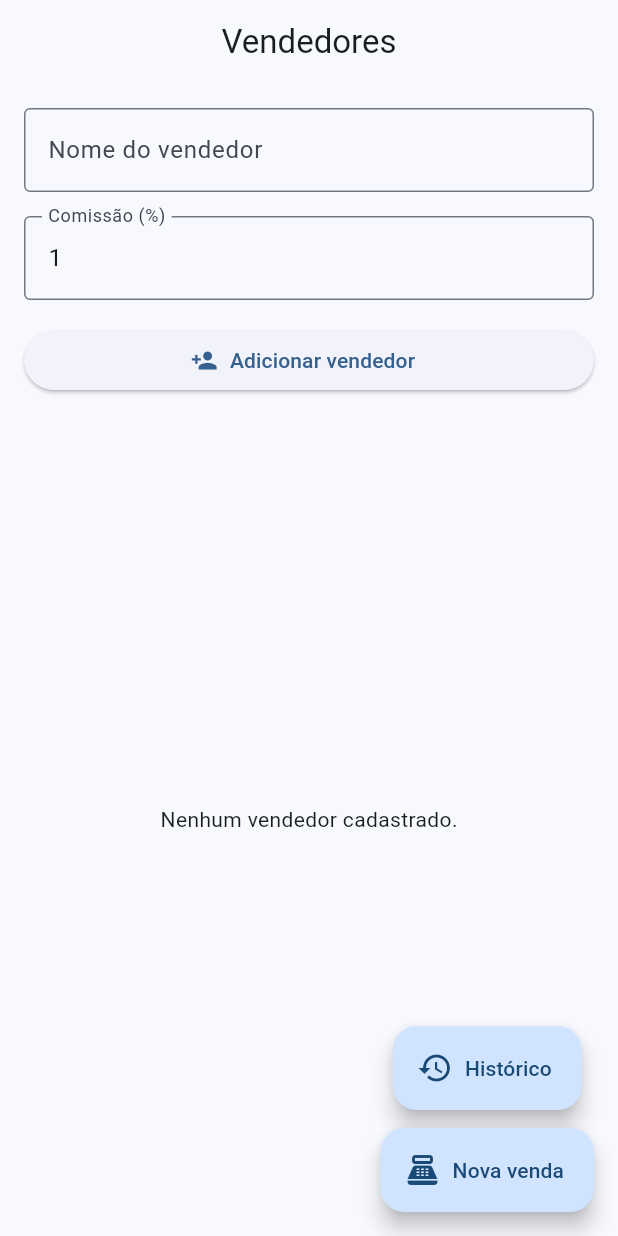
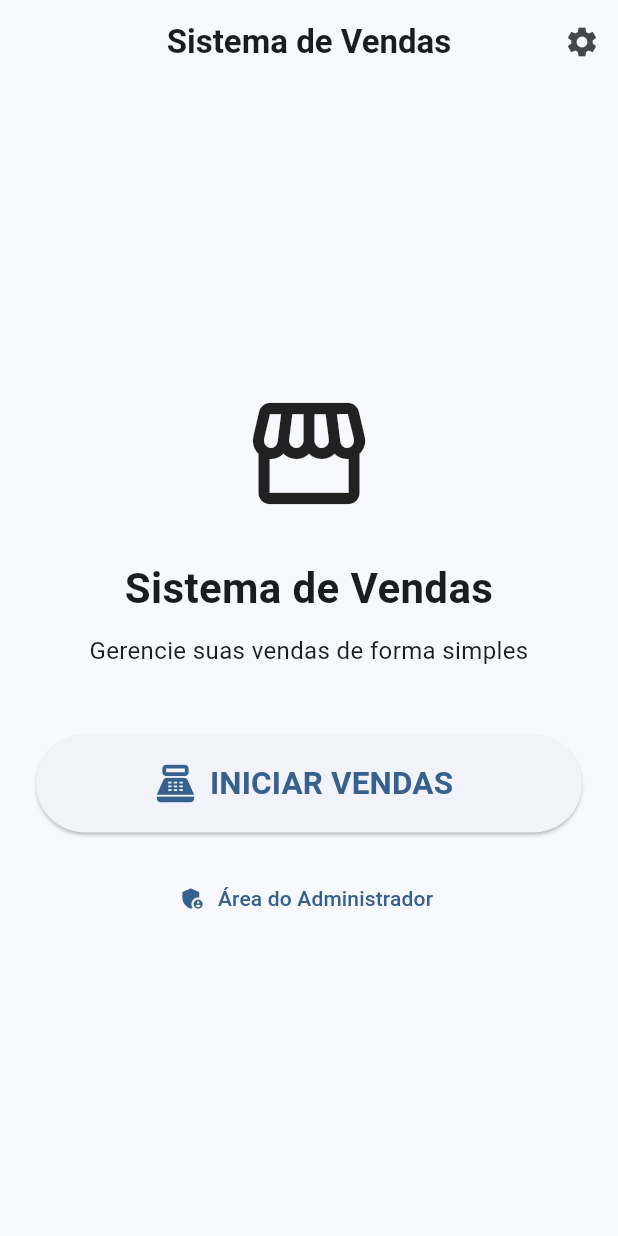
Before and after one commit to jefersonjose69-code/vendas-app, a Flutter app: the screen it shows after launch, on a phone screen of 412 x 824 dp. Run offline on Flutter 3.47's test engine with Material 3 defaults, Android fonts, the phone set to English and light mode, and no system bars; our stand-ins replace sqflite; accounts and stored records are empty.

Commit message:
Update main.dart

```diff
--- a/lib/main.dart
+++ b/lib/main.dart
@@ -21,23 +21,210 @@ class SistemaVendasApp extends StatelessWidget {
         ),
         useMaterial3: true,
       ),
-      home: const VendedoresPage(),
+      home: const TelaInicial(),
     );
   }
 }
 
-class VendedoresPage extends StatefulWidget {
-  const VendedoresPage({super.key});
+// ============================================================
+// TELA INICIAL
+// ============================================================
+
+class TelaInicial extends StatelessWidget {
+  const TelaInicial({super.key});
+
+  void abrirVendas(BuildContext context) {
+    Navigator.push(
+      context,
+      MaterialPageRoute(
+        builder: (context) {
+          return const VendasPage();
+        },
+      ),
+    );
+  }
+
+  void abrirAdmin(BuildContext context) {
+    showDialog(
+      context: context,
+      builder: (context) {
+        final senhaController = TextEditingController();
+
+        return AlertDialog(
+          title: const Row(
+            children: [
+              Icon(Icons.lock),
+              SizedBox(width: 10),
+              Text('Administrador'),
+            ],
+          ),
+          content: TextField(
+            controller: senhaController,
+            obscureText: true,
+            keyboardType: TextInputType.number,
+            decoration: const InputDecoration(
+              labelText: 'Senha',
+              border: OutlineInputBorder(),
+              prefixIcon: Icon(Icons.lock_outline),
+            ),
+          ),
+          actions: [
+            TextButton(
+              onPressed: () {
+                Navigator.pop(context);
+              },
+              child: const Text('Cancelar'),
+            ),
+            ElevatedButton(
+              onPressed: () {
+                if (senhaController.text == '1234') {
+                  Navigator.pop(context);
+
+                  Navigator.push(
+                    context,
+                    MaterialPageRoute(
+                      builder: (context) {
+                        return const AdministracaoPage();
+                      },
+                    ),
+                  );
+                } else {
+                  ScaffoldMessenger.of(context).showSnackBar(
+                    const SnackBar(
+                      content: Text(
+                        'Senha incorreta.',
+                      ),
+                    ),
+                  );
+                }
+              },
+              child: const Text('Entrar'),
+            ),
+          ],
+        );
+      },
+    );
+  }
 
   @override
-  State<VendedoresPage> createState() => _VendedoresPageState();
+  Widget build(BuildContext context) {
+    return Scaffold(
+      appBar: AppBar(
+        title: const Text(
+          'Sistema de Vendas',
+          style: TextStyle(
+            fontWeight: FontWeight.bold,
+          ),
+        ),
+        centerTitle: true,
+        actions: [
+          IconButton(
+            tooltip: 'Administrador',
+            icon: const Icon(
+              Icons.settings,
+            ),
+            onPressed: () {
+              abrirAdmin(context);
+            },
+          ),
+        ],
+      ),
+
+      body: Center(
+        child: Padding(
+          padding: const EdgeInsets.all(24),
+          child: Column(
+            mainAxisAlignment: MainAxisAlignment.center,
+            children: [
+              const Icon(
+                Icons.storefront,
+                size: 90,
+              ),
+
+              const SizedBox(height: 25),
+
+              const Text(
+                'Sistema de Vendas',
+                textAlign: TextAlign.center,
+                style: TextStyle(
+                  fontSize: 28,
+                  fontWeight: FontWeight.bold,
+                ),
+              ),
+
+              const SizedBox(height: 10),
+
+              const Text(
+                'Gerencie suas vendas de forma simples',
+                textAlign: TextAlign.center,
+                style: TextStyle(
+                  fontSize: 16,
+                ),
+              ),
+
+              const SizedBox(height: 45),
+
+              SizedBox(
+                width: double.infinity,
+                height: 65,
+                child: ElevatedButton.icon(
+                  onPressed: () {
+                    abrirVendas(context);
+                  },
+                  icon: const Icon(
+                    Icons.point_of_sale,
+                    size: 30,
+                  ),
+                  label: const Text(
+                    'INICIAR VENDAS',
+                    style: TextStyle(
+                      fontSize: 21,
+                      fontWeight: FontWeight.bold,
+                    ),
+                  ),
+                ),
+              ),
+
+              const SizedBox(height: 20),
+
+              TextButton.icon(
+                onPressed: () {
+                  abrirAdmin(context);
+                },
+                icon: const Icon(
+                  Icons.admin_panel_settings,
+                ),
+                label: const Text(
+                  'Área do Administrador',
+                ),
+              ),
+            ],
+          ),
+        ),
+      ),
+    );
+  }
 }
 
-class _VendedoresPageState extends State<VendedoresPage> {
+// ============================================================
+// ÁREA DO ADMINISTRADOR
+// ============================================================
+
+class AdministracaoPage extends StatefulWidget {
+  const AdministracaoPage({super.key});
+
+  @override
+  State<AdministracaoPage> createState() =>
+      _AdministracaoPageState();
+}
+
+class _AdministracaoPageState
+    extends State<AdministracaoPage> {
   List<Map<String, dynamic>> vendedores = [];
 
   final nomeController = TextEditingController();
-  final comissaoController = TextEditingController(text: '1');
+  final comissaoController =
+      TextEditingController(text: '1');
 
   @override
   void initState() {
@@ -100,6 +287,16 @@ class _VendedoresPageState extends State<VendedoresPage> {
   Future<void> excluirVendedor(int id) async {
     await DatabaseHelper.instance.excluirVendedor(id);
     await carregarVendedores();
+
+    if (!mounted) return;
+
+    ScaffoldMessenger.of(context).showSnackBar(
+      const SnackBar(
+        content: Text(
+          'Vendedor excluído.',
+        ),
+      ),
+    );
   }
 
   @override
@@ -113,18 +310,61 @@ class _VendedoresPageState extends State<VendedoresPage> {
   Widget build(BuildContext context) {
     return Scaffold(
       appBar: AppBar(
-        title: const Text('Vendedores'),
+        title: const Text(
+          'Administração',
+        ),
         centerTitle: true,
+        actions: [
+          IconButton(
+            tooltip: 'Histórico de vendas',
+            icon: const Icon(
+              Icons.history,
+            ),
+            onPressed: () {
+              Navigator.push(
+                context,
+                MaterialPageRoute(
+                  builder: (context) {
+                    return const HistoricoPage();
+                  },
+                ),
+              );
+            },
+          ),
+        ],
       ),
+
       body: Padding(
         padding: const EdgeInsets.all(16),
         child: Column(
           children: [
+            const Row(
+              children: [
+                Icon(
+                  Icons.admin_panel_settings,
+                  size: 28,
+                ),
+                SizedBox(width: 10),
+                Text(
+                  'Configurações administrativas',
+                  style: TextStyle(
+                    fontSize: 20,
+                    fontWeight: FontWeight.bold,
+                  ),
+                ),
+              ],
+            ),
+
+            const SizedBox(height: 20),
+
             TextField(
               controller: nomeController,
               decoration: const InputDecoration(
                 labelText: 'Nome do vendedor',
                 border: OutlineInputBorder(),
+                prefixIcon: Icon(
+                  Icons.person,
+                ),
               ),
             ),
 
@@ -139,6 +379,9 @@ class _VendedoresPageState extends State<VendedoresPage> {
               decoration: const InputDecoration(
                 labelText: 'Comissão (%)',
                 border: OutlineInputBorder(),
+                prefixIcon: Icon(
+                  Icons.percent,
+                ),
               ),
             ),
 
@@ -146,18 +389,34 @@ class _VendedoresPageState extends State<VendedoresPage> {
 
             SizedBox(
               width: double.infinity,
+              height: 50,
               child: ElevatedButton.icon(
                 onPressed: adicionarVendedor,
                 icon: const Icon(
                   Icons.person_add,
                 ),
                 label: const Text(
-                  'Adicionar vendedor',
+                  'Cadastrar vendedor',
                 ),
               ),
             ),
 
             const SizedBox(height: 20),
+
+            const Divider(),
+
+            const Align(
+              alignment: Alignment.centerLeft,
+              child: Text(
+                'Vendedores cadastrados',
+                style: TextStyle(
+                  fontSize: 18,
+                  fontWeight: FontWeight.bold,
+                ),
+              ),
+            ),
+
+            const SizedBox(height: 10),
 
             Expanded(
               child: vendedores.isEmpty
@@ -168,19 +427,24 @@ class _VendedoresPageState extends State<VendedoresPage> {
                     )
                   : ListView.builder(
                       itemCount: vendedores.length,
-                      itemBuilder: (context, index) {
+                      itemBuilder: (
+                        context,
+                        index,
+                      ) {
                         final vendedor =
                             vendedores[index];
 
                         return Card(
                           child: ListTile(
-                            leading: const CircleAvatar(
+                            leading:
+                                const CircleAvatar(
                               child: Icon(
                                 Icons.person,
                               ),
                             ),
                             title: Text(
-                              vendedor['nome'].toString(),
+                              vendedor['nome']
+                                  .toString(),
                             ),
                             subtitle: Text(
                               'Comissão: '
@@ -192,7 +456,8 @@ class _VendedoresPageState extends State<VendedoresPage> {
                               ),
                               onPressed: () {
                                 excluirVendedor(
-                                  vendedor['id'] as int,
+                                  vendedor['id']
+                                      as int,
                                 );
                               },
                             ),
@@ -204,53 +469,6 @@ class _VendedoresPageState extends State<VendedoresPage> {
           ],
         ),
       ),
-
-      floatingActionButton: Column(
-        mainAxisSize: MainAxisSize.min,
-        children: [
-          FloatingActionButton.extended(
-            heroTag: 'historico',
-            onPressed: () {
-              Navigator.push(
-                context,
-                MaterialPageRoute(
-                  builder: (context) {
-                    return const HistoricoPage();
-                  },
-                ),
-              );
-            },
-            icon: const Icon(
-              Icons.history,
-            ),
-            label: const Text(
-              'Histórico',
-            ),
-          ),
-
-          const SizedBox(height: 12),
-
-          FloatingActionButton.extended(
-            heroTag: 'nova_venda',
-            onPressed: () {
-              Navigator.push(
-                context,
-                MaterialPageRoute(
-                  builder: (context) {
-                    return const VendasPage();
-                  },
-                ),
-              );
-            },
-            icon: const Icon(
-              Icons.point_of_sale,
-            ),
-            label: const Text(
-              'Nova venda',
-            ),
-          ),
-        ],
-      ),
     );
   }
 }
```
